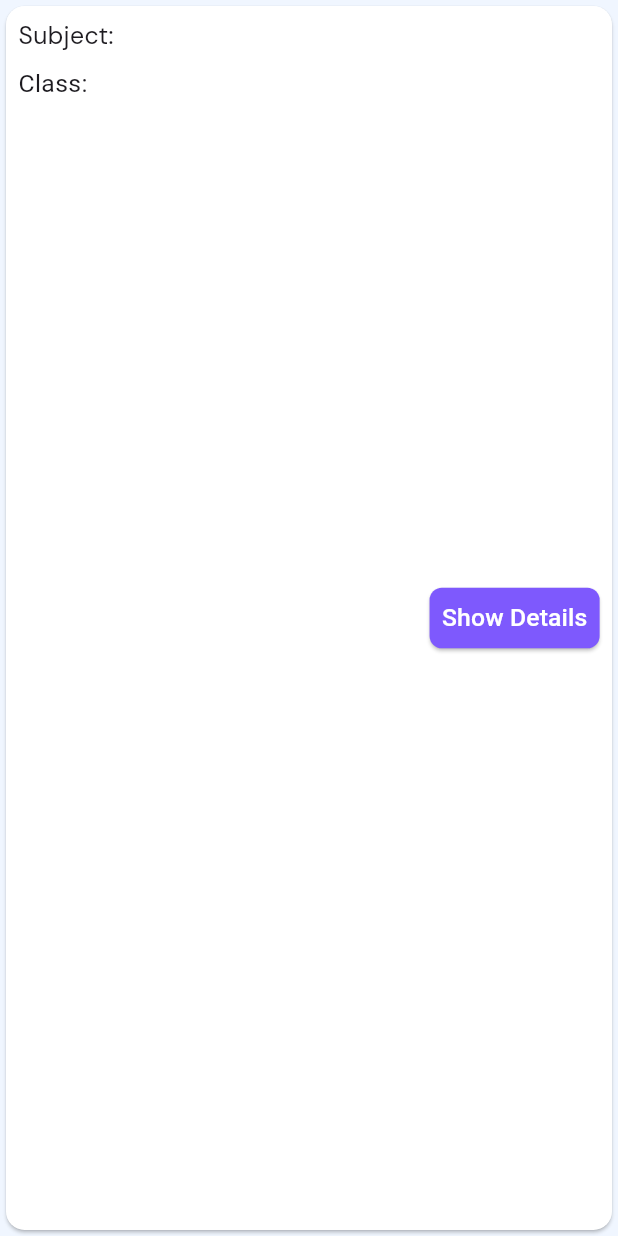
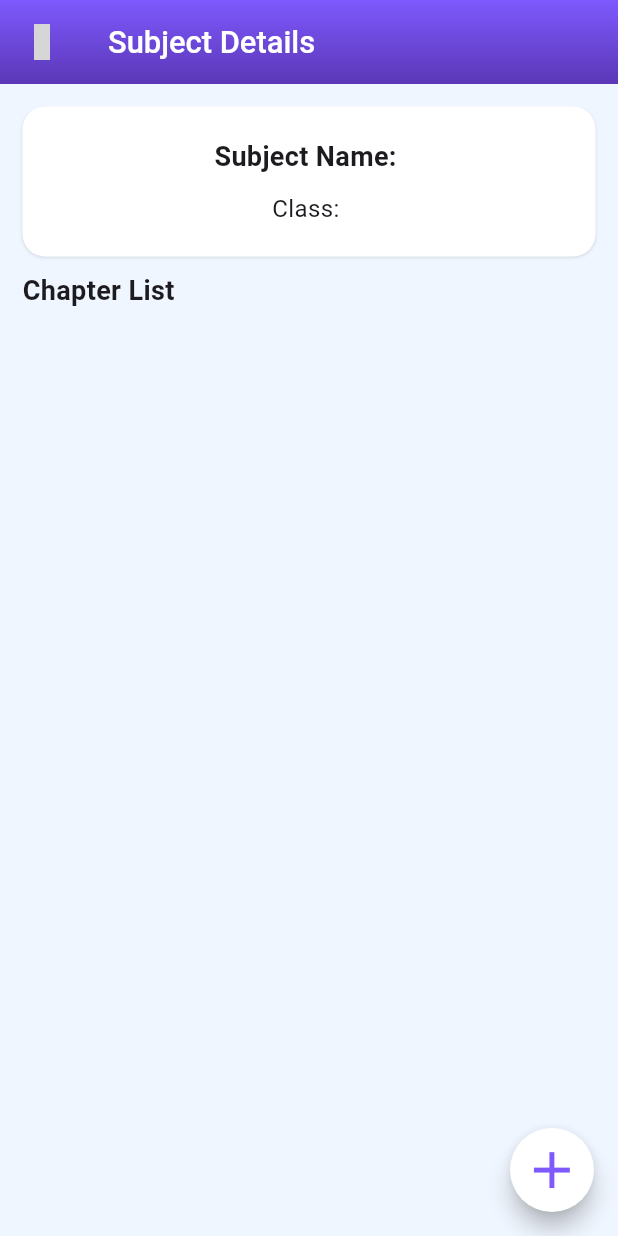
Before and after one commit to showravdas11/poralekha-app, a Flutter app: the SubjectsCard widget shown alone on an empty page, opened directly with empty values, after a tap on "Show Details", on a phone screen of 412 x 824 dp. Run offline on Flutter 3.47's test engine with Material 3 defaults, Android fonts, the phone set to English and light mode, and no system bars; our stand-ins replace awesome_dialog, cloud_firestore, file_picker, firebase_auth, firebase_core, firebase_storage and 8 more; missing offline and left inert: syncfusion_flutter_pdfviewer; accounts and stored records are empty; project files that could hold a hidden picture were left out; grey boxes are pictures that could not be loaded.

Commit message:
chaptersDetails page dynamic

```diff
--- a/lib/screens/AddSubjects/AddSubjects.dart
+++ b/lib/screens/AddSubjects/AddSubjects.dart
@@ -1,7 +1,7 @@
 import 'package:awesome_dialog/awesome_dialog.dart';
 import 'package:cloud_firestore/cloud_firestore.dart';
 import 'package:flutter/material.dart';
-import 'package:get/get.dart';
+
 import 'package:poralekha_app/common/AppBar.dart';
 import 'package:poralekha_app/common/CommonTextField.dart';
 import 'package:poralekha_app/common/RoundedButton.dart';
--- /dev/null
+++ b/lib/screens/AllSubjects/SubjectDetails.dart
@@ -0,0 +1,202 @@
+import 'package:cloud_firestore/cloud_firestore.dart';
+import 'package:flutter/material.dart';
+import 'package:poralekha_app/common/AppBar.dart';
+import 'package:poralekha_app/screens/AddSubjects/AddSubjects.dart';
+import 'package:poralekha_app/theme/myTheme.dart';
+
+class SubjectDetails extends StatefulWidget {
+  final String subjectId;
+
+  const SubjectDetails({Key? key, required this.subjectId});
+
+  @override
+  State<SubjectDetails> createState() => _SubjectDetailsState();
+}
+
+class _SubjectDetailsState extends State<SubjectDetails> {
+  late Stream<DocumentSnapshot> _subjectStream;
+  late Stream<QuerySnapshot> _chapterStream; // Define _chapterStream
+
+  @override
+  void initState() {
+    super.initState();
+    _subjectStream = FirebaseFirestore.instance
+        .collection('subjects')
+        .doc(widget.subjectId)
+        .snapshots();
+
+    // Initialize _chapterStream
+    _chapterStream = FirebaseFirestore.instance
+        .collection('subjects')
+        .doc(widget.subjectId)
+        .collection('chapters')
+        .snapshots();
+  }
+
+  @override
+  Widget build(BuildContext context) {
+    final screenWidth = MediaQuery.of(context).size.width;
+    final screenHeight = MediaQuery.of(context).size.height;
+
+    return Scaffold(
+      appBar: CustomAppBar(
+        title: "Subject Details",
+        leadingOnPressed: () {
+          Navigator.pop(context);
+        },
+      ),
+      body: Padding(
+        padding: const EdgeInsets.all(15.0),
+        child: StreamBuilder<DocumentSnapshot>(
+          stream: _subjectStream,
+          builder: (context, snapshot) {
+            if (snapshot.connectionState == ConnectionState.waiting) {
+              return const Center(
+                child: CircularProgressIndicator(),
+              );
+            }
+            if (!snapshot.hasData || snapshot.data!.data() == null) {
+              return const Center(
+                child: Text("No Data Found"),
+              );
+            }
+            final subjectData = snapshot.data!.data() as Map<String, dynamic>;
+            final subjectName = subjectData['name'] ?? '';
+            final className = subjectData['class'] ?? '';
+
+            return Column(
+              crossAxisAlignment: CrossAxisAlignment.start,
+              children: [
+                Container(
+                  padding: const EdgeInsets.all(16),
+                  height: 100,
+                  width: double.infinity,
+                  decoration: BoxDecoration(
+                    borderRadius: BorderRadius.circular(15),
+                    color: Colors.white,
+                    boxShadow: [
+                      BoxShadow(
+                        color: Colors.black.withOpacity(0.1),
+                        blurRadius: 1,
+                        offset: const Offset(0, 1),
+                      ),
+                    ],
+                  ),
+                  child: Column(
+                    crossAxisAlignment: CrossAxisAlignment.center,
+                    mainAxisAlignment: MainAxisAlignment.center,
+                    children: [
+                      Text(
+                        "Subject Name: $subjectName",
+                        style: const TextStyle(
+                          fontSize: 18,
+                          fontWeight: FontWeight.bold,
+                        ),
+                      ),
+                      const SizedBox(height: 10),
+                      Text(
+                        "Class: $className",
+                        style: const TextStyle(fontSize: 16),
+                      ),
+                    ],
+                  ),
+                ),
+                const SizedBox(
+                  height: 10,
+                ),
+                const Text(
+                  "Chapter List",
+                  style: TextStyle(fontWeight: FontWeight.bold, fontSize: 18),
+                ),
+                const SizedBox(
+                  height: 10,
+                ),
+                StreamBuilder<QuerySnapshot>(
+                  stream: _chapterStream,
+                  builder: (context, snapshot) {
+                    if (snapshot.connectionState == ConnectionState.waiting) {
+                      return const CircularProgressIndicator();
+                    }
+                    if (snapshot.hasError) {
+                      return Text('Error: ${snapshot.error}');
+                    }
+                    final chapters = snapshot.data?.docs ?? [];
+                    return Column(
+                      children: chapters.map((chapter) {
+                        final chapterData =
+                            chapter.data() as Map<String, dynamic>;
+                        final chapterName = chapterData['name'] ?? '';
+                        return Card(
+                          shape: RoundedRectangleBorder(
+                            borderRadius:
+                                BorderRadius.circular(screenWidth * 0.03),
+                          ),
+                          color: Colors.white,
+                          child: Padding(
+                            padding: EdgeInsets.all(screenWidth * 0.02),
+                            child: Row(
+                              mainAxisAlignment: MainAxisAlignment.spaceBetween,
+                              children: [
+                                Column(
+                                  crossAxisAlignment: CrossAxisAlignment.start,
+                                  children: [
+                                    Text(
+                                      "$chapterName",
+                                      style: TextStyle(
+                                          fontSize: screenWidth * 0.04,
+                                          fontFamily: "FontMain"),
+                                    ),
+                                  ],
+                                ),
+                                ElevatedButton(
+                                  style: ElevatedButton.styleFrom(
+                                    backgroundColor: MyTheme.buttonColor,
+                                    foregroundColor: Colors.white,
+                                    padding: EdgeInsets.symmetric(
+                                        vertical: screenHeight * 0.01,
+                                        horizontal: screenWidth * 0.02),
+                                    shape: RoundedRectangleBorder(
+                                      borderRadius: BorderRadius.circular(
+                                          screenWidth * 0.02),
+                                    ),
+                                  ),
+                                  onPressed: () {
+                                    // Handle button press
+                                  },
+                                  child: Text(
+                                    "Show Details",
+                                    style:
+                                        TextStyle(fontSize: screenWidth * 0.04),
+                                  ),
+                                )
+                              ],
+                            ),
+                          ),
+                        );
+                      }).toList(),
+                    );
+                  },
+                ),
+              ],
+            );
+          },
+        ),
+      ),
+      floatingActionButton: FloatingActionButton(
+        onPressed: () {
+          Navigator.push(context,
+              MaterialPageRoute(builder: (context) => AddSubjectsScreen()));
+        },
+        backgroundColor: Colors.white,
+        foregroundColor: MyTheme.buttonColor,
+        child: Icon(
+          Icons.add,
+          size: screenWidth * 0.1,
+        ),
+        shape: RoundedRectangleBorder(
+          borderRadius: BorderRadius.circular(screenWidth * 0.10),
+        ),
+      ),
+    );
+  }
+}
```
Also changed, not shown: lib/screens/AllSubjects/AllSubjects.dart (+21 -9 lines).
